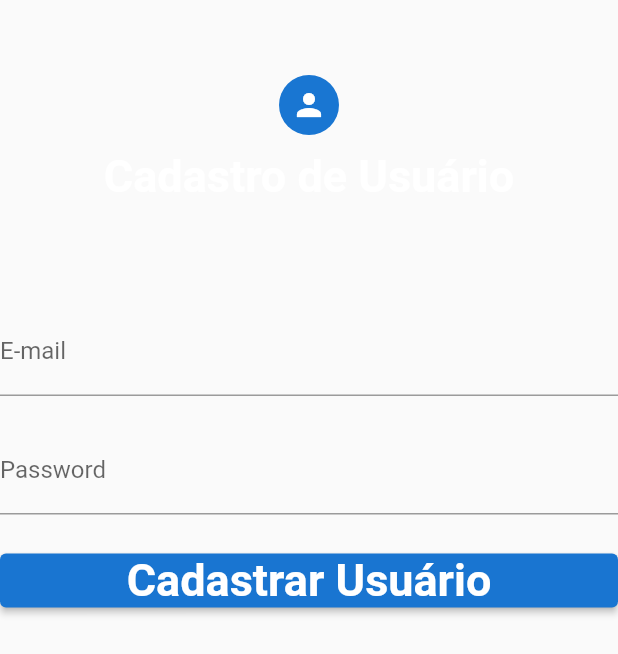
After one commit to IsaiasFMAlcantara/Shopping_list, a Flutter app: the Aux_GerenciarConta screen opened directly, on a phone screen of 412 x 824 dp. The commit adds this screen. Shown: the top 654 px of the screen. Run offline on Flutter 3.47's test engine with Material 2 defaults, Android fonts, the phone set to English and light mode, and no system bars; our stand-ins replace cloud_firestore, firebase_auth, firebase_core, get; accounts and stored records are empty; Roboto replaces fonts that are missing (Arial).

Commit message:
subindo atualizacao

```diff
--- a/lib/main.dart
+++ b/lib/main.dart
@@ -1,6 +1,7 @@
 import 'package:flutter/material.dart';
 import 'package:get/get.dart';
 import 'package:firebase_core/firebase_core.dart';
+import 'package:listadecomprass/view/gerenciarconta.dart';
 import 'firebase_options.dart';
 import 'package:listadecomprass/view/criarusuario.dart';
 
@@ -20,6 +21,7 @@ Future<void> main() async {
         GetPage(name: '/home', page: () => HomeScreen()),
         GetPage(name: '/login', page: () => Login()),
         GetPage(name: '/criar_usuario', page: () => CriarUsuario()),
+        GetPage(name: '/gerenciarconta', page: () => GerenciarConta()),
       ],
     ),
   );
--- /dev/null
+++ b/lib/view/aux_gerenciarconta.dart
@@ -0,0 +1,145 @@
+import 'package:flutter/material.dart';
+
+import '../control/c_firebase.dart';
+import '../custom/customText.dart';
+import '../utils/colors.dart';
+
+class Aux_GerenciarConta extends StatefulWidget {
+  const Aux_GerenciarConta({super.key});
+
+  @override
+  State<Aux_GerenciarConta> createState() => _Aux_GerenciarContaState();
+}
+
+class _Aux_GerenciarContaState extends State<Aux_GerenciarConta> {
+  final _formkey = GlobalKey<FormState>();
+
+  bool _formValido = false;
+  TextEditingController _emailvalido = TextEditingController();
+  TextEditingController _senhavalida = TextEditingController();
+
+  void _validacaoFormulario() {
+    _formkey.currentState?.validate();
+  }
+
+  String _validarEntrada(String? mensagem) {
+    if (mensagem == null || mensagem.isEmpty) {
+      return 'Preencha o campo';
+    } else {
+      return 'Campo preenchido';
+    }
+  }
+
+  @override
+  void initState() {
+    super.initState();
+    _emailvalido.addListener(_validacaoFormulario);
+    _senhavalida.addListener(_validacaoFormulario);
+  }
+
+  @override
+  void dispose() {
+    super.dispose();
+    _emailvalido.removeListener(_validacaoFormulario);
+    _senhavalida.removeListener(_validacaoFormulario);
+  }
+
+  @override
+  Widget build(BuildContext context) {
+    CadastrarUsuario cadastrarUsuario = CadastrarUsuario(context);
+    return Scaffold(
+      body: Column(
+        children: [
+          SizedBox(
+            height: 50,
+          ),
+          Row(
+            mainAxisAlignment: MainAxisAlignment.center,
+            children: [
+              CircleAvatar(
+                child: Icon(
+                  Icons.person,
+                ),
+              ),
+            ],
+          ),
+          SizedBox(
+            height: 10,
+          ),
+          CustomText(title: 'Cadastro de Usuário'),
+          SizedBox(
+            height: 50,
+          ),
+          Form(
+            key: _formkey,
+            child: Column(
+              children: [
+                SizedBox(
+                  height: 20,
+                ),
+                TextFormField(
+                  autovalidateMode: AutovalidateMode.onUserInteraction,
+                  controller: _emailvalido,
+                  decoration: InputDecoration(
+                    errorStyle: TextStyle(
+                        color: _formValido ? Colors.blue : Colors.red),
+                    errorBorder: OutlineInputBorder(
+                      borderSide: BorderSide(
+                          color: _formValido ? Colors.blue : Colors.red),
+                    ),
+                    labelText: "E-mail",
+                  ),
+                  onChanged: (value) {
+                    setState(() {
+                      _formValido = value.isNotEmpty;
+                    });
+                  },
+                  validator: _validarEntrada,
+                ),
+                SizedBox(
+                  height: 20,
+                ),
+                TextFormField(
+                  autovalidateMode: AutovalidateMode.onUserInteraction,
+                  controller: _senhavalida,
+                  decoration: InputDecoration(
+                    errorStyle: TextStyle(
+                        color: _formValido ? Colors.blue : Colors.red),
+                    errorBorder: OutlineInputBorder(
+                        borderSide: BorderSide(
+                            color: _formValido ? Colors.blue : Colors.red)),
+                    labelText: "Password",
+                  ),
+                  onChanged: (value) {
+                    setState(() {
+                      _formValido = value.isNotEmpty;
+                    });
+                  },
+                  validator: _validarEntrada,
+                ),
+                SizedBox(
+                  height: 20,
+                ),
+                ElevatedButton(
+                  style: ButtonStyle(
+                    backgroundColor:
+                        MaterialStateProperty.all(ColorsCoworking.ButtonLogin),
+                  ),
+                  onPressed: () {
+                    cadastrarUsuario.cadastraruser(
+                      _emailvalido.text,
+                      _senhavalida.text,
+                    );
+                  },
+                  child: CustomText(
+                    title: 'Cadastrar Usuário',
+                  ),
+                ),
+              ],
+            ),
+          )
+        ],
+      ),
+    );
+  }
+}
```
Also changed, not shown: lib/view/gerenciarconta.dart (added, +16 -0 lines).
